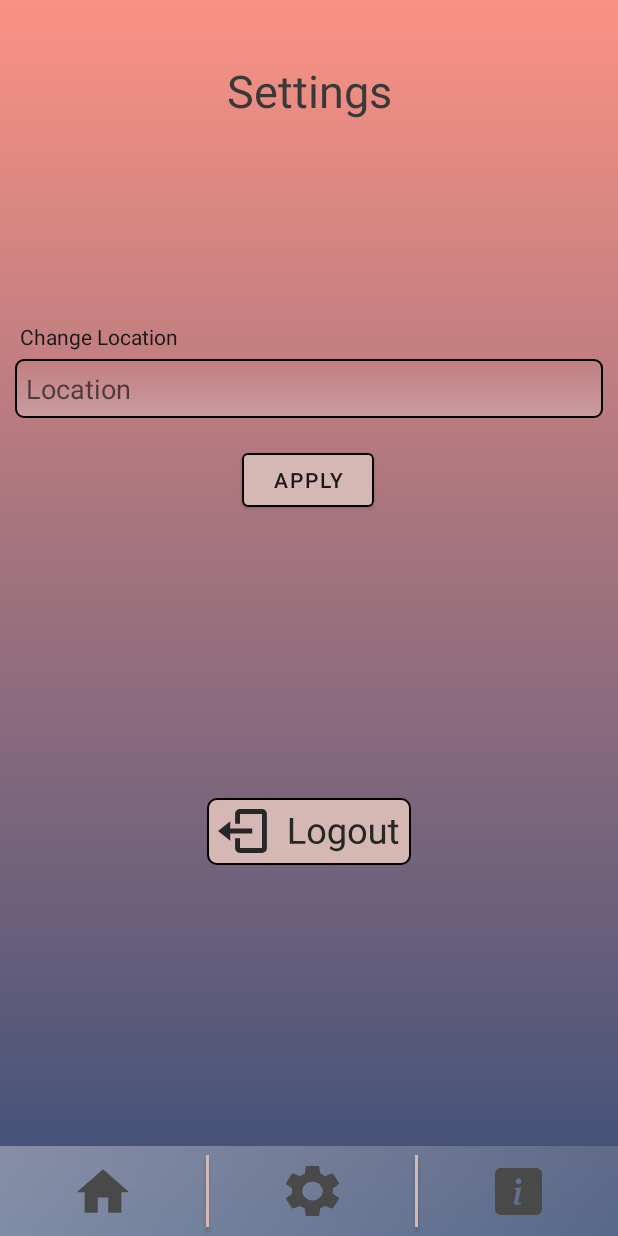
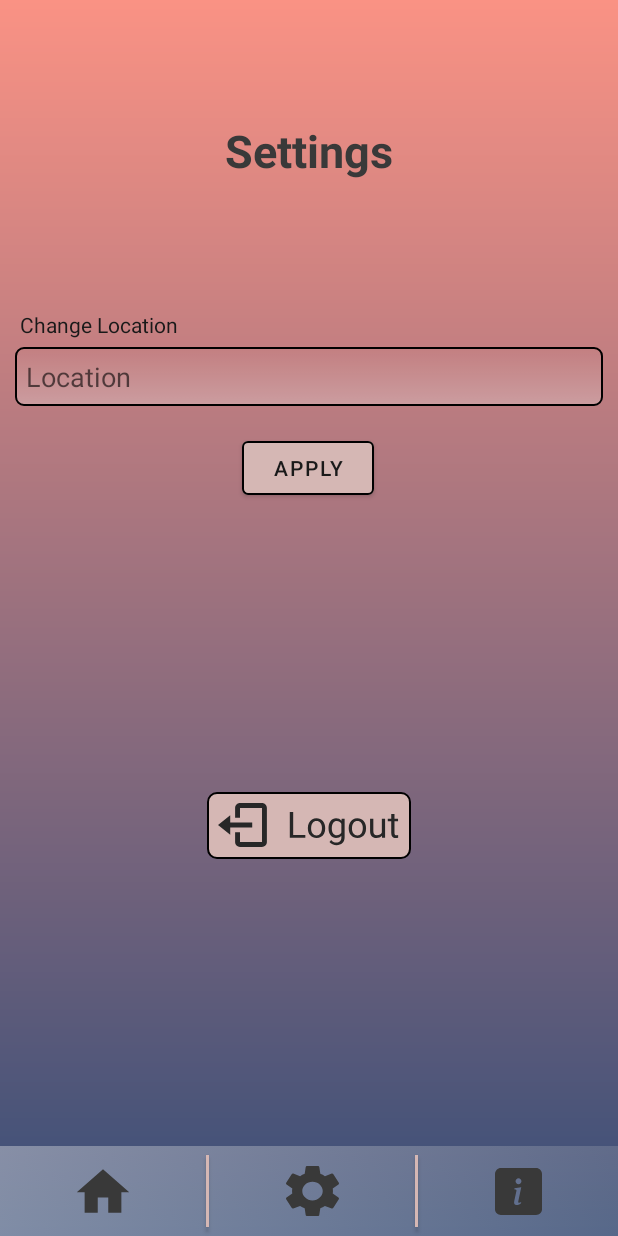
Before and after one commit to spoilaro/java-harkka, an Android app: the SettingsActivityS screen opened directly, with no data from a screen before it, on a phone screen of 412 x 824 dp. Run offline under Robolectric (Android 15) with nearby library versions, the phone set to English and light mode, and no system bars; network calls fail.

Commit message:
Elements darkened and moved in settings tab

```diff
--- a/app/src/main/res/layout/activity_settings_s.xml
+++ b/app/src/main/res/layout/activity_settings_s.xml
@@ -13,12 +13,13 @@
         android:id="@+id/textView13"
         android:layout_width="match_parent"
         android:layout_height="wrap_content"
-        android:layout_marginTop="40dp"
+        android:layout_marginTop="80dp"
         android:layout_marginBottom="20dp"
         android:gravity="center_horizontal"
         android:text="Settings"
         android:textColor="#393939"
-        android:textSize="30dp" />
+        android:textSize="30dp"
+        android:textStyle="bold" />
 
     <androidx.constraintlayout.widget.ConstraintLayout
         android:layout_width="match_parent"
@@ -35,7 +36,7 @@
             app:layout_constraintHorizontal_bias="0.0"
             app:layout_constraintStart_toStartOf="parent"
             app:layout_constraintTop_toTopOf="parent"
-            app:layout_constraintVertical_bias="0.179">
+            app:layout_constraintVertical_bias="0.104">
 
             <TextView
                 android:id="@+id/textView5"
@@ -90,7 +91,7 @@
                 android:layout_weight="1"
                 android:background="#00D5B7B4"
                 android:onClick="changeToHome"
-                android:tint="#494949"
+                android:tint="#393939"
                 app:srcCompat="@drawable/ic_homeicon_sm" />
 
 
@@ -109,7 +110,7 @@
 
                 android:layout_weight="1"
                 android:background="#00D5B7B4"
-                android:tint="#494949"
+                android:tint="#393939"
                 app:srcCompat="@drawable/ic_settingsicon_sm" />
 
             <Button
@@ -127,7 +128,7 @@
                 android:layout_weight="1"
                 android:background="@drawable/transparent_button"
                 android:onClick="changeToAbout"
-                android:tint="#494949"
+                android:tint="#393939"
                 app:srcCompat="@drawable/ic_about_asset_sm" />
 
         </LinearLayout>
```
Also changed, not shown: app/src/main/res/layout/activity_about.xml (+6 -5 lines), app/src/main/res/layout/activity_main.xml (+5 -5 lines).
